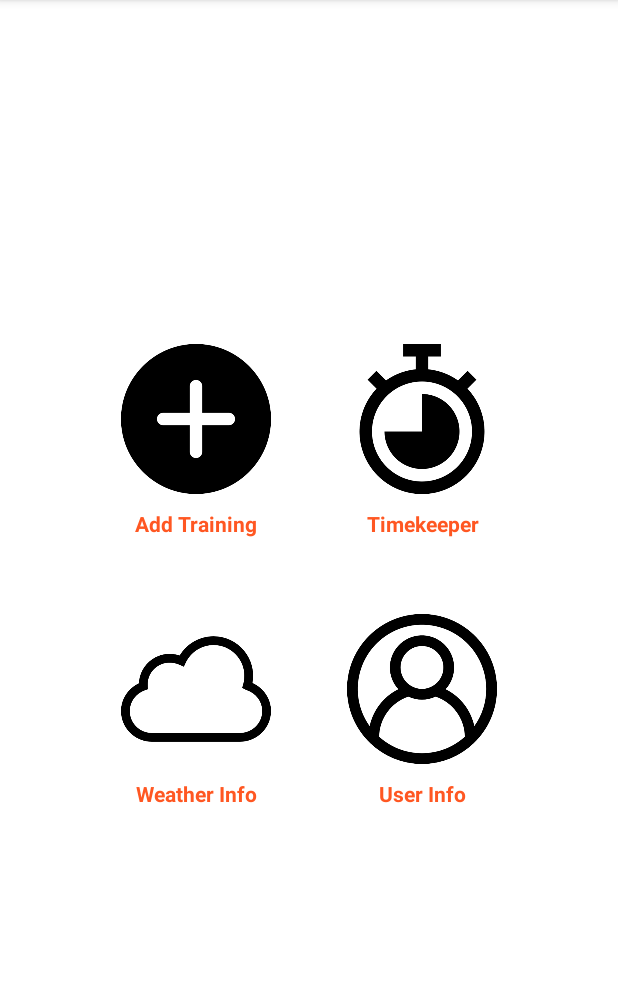
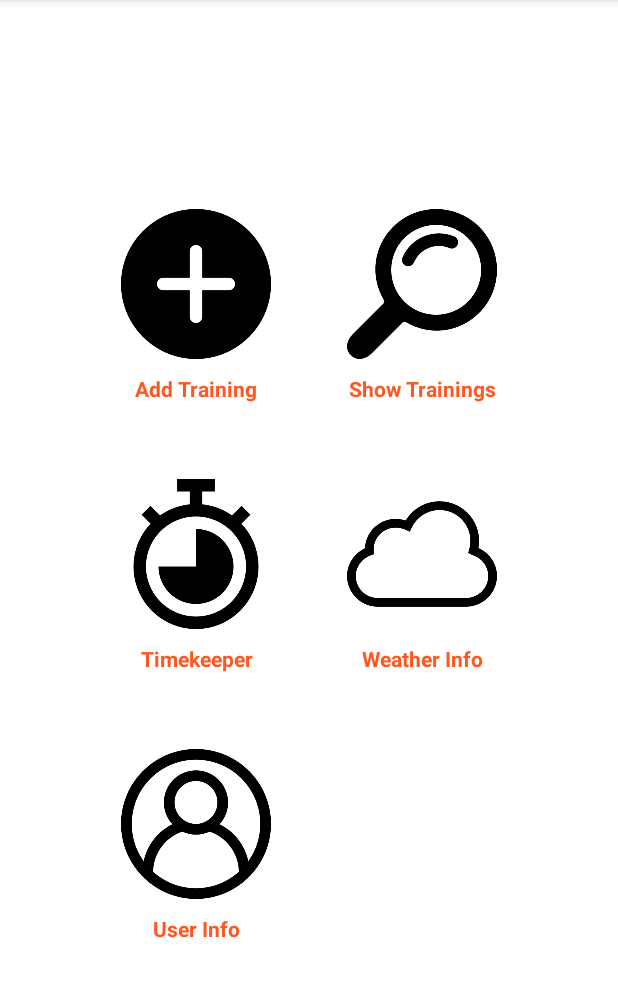
Before and after one commit to doanburak97/FitnessApplication, an Android app: the screen it shows after launch once a user with an empty profile is signed in (MainActivity), on a phone screen of 412 x 824 dp, the part 84-1081 px from its top. Run offline under Robolectric (Android 15) with nearby library versions, the phone set to English and light mode, and no system bars; our stand-ins replace Firebase (no records; nobody signed in at launch, a user with empty details on screens opened directly); Roboto replaces fonts that are not available here.

Commit message:
traininginfo added

```diff
--- a/app/src/main/java/com/doanburak/fitnessapplication/activity/LoginActivity.java
+++ b/app/src/main/java/com/doanburak/fitnessapplication/activity/LoginActivity.java
@@ -19,7 +19,6 @@ import com.google.firebase.auth.FirebaseUser;
 public class LoginActivity extends AppCompatActivity {
 
     EditText et_email, et_password;
-
     private FirebaseAuth mAuth;
 
     @Override
--- a/app/src/main/java/com/doanburak/fitnessapplication/activity/MainActivity.java
+++ b/app/src/main/java/com/doanburak/fitnessapplication/activity/MainActivity.java
@@ -22,7 +22,7 @@ import com.google.firebase.auth.FirebaseAuth;
 
 public class MainActivity extends AppCompatActivity {
 
-    private FirebaseAuth mAuth;
+    public static FirebaseAuth mAuth;
 
     @RequiresApi(api = Build.VERSION_CODES.O)
     @Override
--- a/app/src/main/res/layout/activity_main.xml
+++ b/app/src/main/res/layout/activity_main.xml
@@ -53,6 +53,38 @@
                 android:orientation="vertical">
 
                 <ImageView
+                    android:id="@+id/imageView4"
+                    android:layout_width="100sp"
+                    android:layout_height="100sp"
+                    android:onClick="showTrainings"
+                    app:srcCompat="@drawable/magnifier" />
+
+                <TextView
+                    android:id="@+id/textView4"
+                    android:layout_width="match_parent"
+                    android:layout_height="wrap_content"
+                    android:layout_marginTop="10sp"
+                    android:text="Show Trainings"
+                    android:textAlignment="center"
+                    android:textColor="#FF5722"
+                    android:textSize="14sp"
+                    android:textStyle="bold"  />
+            </LinearLayout>
+
+        </LinearLayout>
+
+        <LinearLayout
+            android:layout_width="wrap_content"
+            android:layout_height="wrap_content"
+            android:orientation="horizontal">
+
+            <LinearLayout
+                android:layout_width="wrap_content"
+                android:layout_height="wrap_content"
+                android:layout_margin="25sp"
+                android:orientation="vertical">
+
+                <ImageView
                     android:id="@+id/imageView5"
                     android:layout_width="100sp"
                     android:layout_height="100sp"
@@ -69,13 +101,6 @@
                     android:textColor="#FF5722"
                     android:textStyle="bold" />
             </LinearLayout>
-
-        </LinearLayout>
-
-        <LinearLayout
-            android:layout_width="wrap_content"
-            android:layout_height="wrap_content"
-            android:orientation="horizontal">
 
             <LinearLayout
                 android:layout_width="wrap_content"
@@ -101,6 +126,13 @@
                     android:textStyle="bold" />
             </LinearLayout>
 
+        </LinearLayout>
+
+        <LinearLayout
+            android:layout_width="wrap_content"
+            android:layout_height="wrap_content"
+            android:orientation="horizontal">
+
             <LinearLayout
                 android:layout_width="wrap_content"
                 android:layout_height="wrap_content"
@@ -124,14 +156,6 @@
                     android:textColor="#FF5722"
                     android:textStyle="bold" />
             </LinearLayout>
-
-        </LinearLayout>
-
-        <LinearLayout
-            android:layout_width="wrap_content"
-            android:layout_height="wrap_content"
-            android:orientation="horizontal">
-
         </LinearLayout>
     </LinearLayout>
 
```
Also changed, not shown: app/src/main/java/com/doanburak/fitnessapplication/activity/ShowTrainingsActivity.java (+37 -0 lines), app/src/main/java/com/doanburak/fitnessapplication/activity/TrainingAdapter.java (added, +62 -0 lines), app/src/main/res/layout/activity_show_trainings.xml (+8 -0 lines), app/src/main/res/layout/cell_show_trainings.xml (added, +54 -0 lines).
